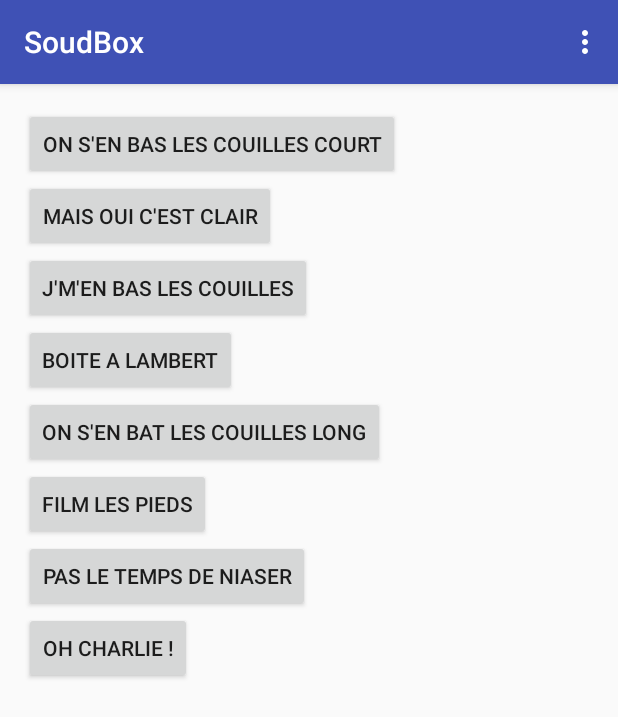
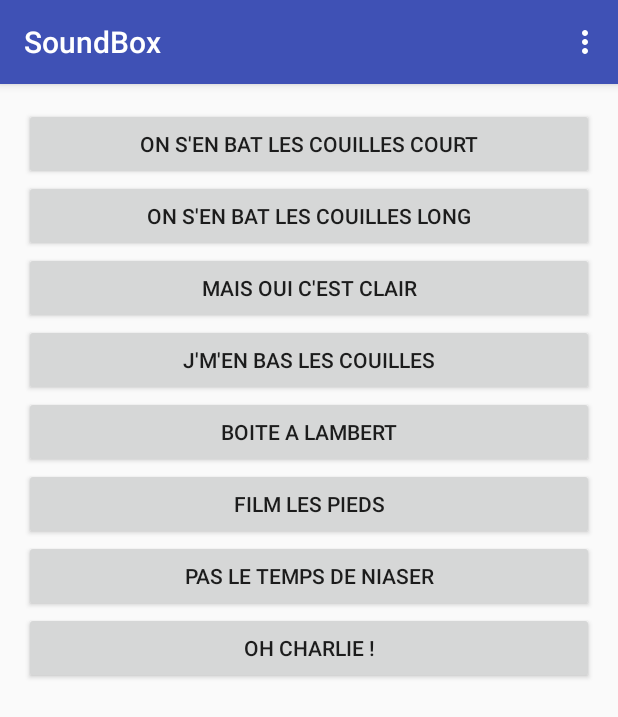
Before and after one commit to MatthieuCotton/SoundBox, an Android app: the screen it shows after launch (MainActivity), on a phone screen of 412 x 824 dp. Shown: the top 717 px of the screen. Run offline under Robolectric (Android 15) with nearby library versions, the phone set to English and light mode, and no system bars.

Commit message:
mise en forme

```diff
--- a/app/src/main/res/layout/content_main.xml
+++ b/app/src/main/res/layout/content_main.xml
@@ -14,7 +14,8 @@
 
     <ScrollView
         android:layout_width="match_parent"
-        android:layout_height="match_parent">
+        android:layout_height="match_parent"
+        android:id="@+id/scrollView">
 
         <LinearLayout
             android:layout_width="match_parent"
@@ -22,49 +23,49 @@
             android:orientation="vertical">
 
             <Button
-                android:layout_width="wrap_content"
+                android:layout_width="match_parent"
                 android:layout_height="wrap_content"
-                android:text="On s&apos;en bas les couilles court"
+                android:text="On s&apos;en bat les couilles court"
                 android:id="@+id/onSenBatLesCouillesCourt" />
 
             <Button
-                android:layout_width="wrap_content"
+                android:layout_width="match_parent"
+                android:layout_height="wrap_content"
+                android:text="On s&apos;en bat les couilles long"
+                android:id="@+id/onSenBatLesCouillesLong" />
+
+            <Button
+                android:layout_width="match_parent"
                 android:layout_height="wrap_content"
                 android:text="Mais oui c&apos;est clair"
                 android:id="@+id/Malou" />
 
             <Button
-                android:layout_width="wrap_content"
+                android:layout_width="match_parent"
                 android:layout_height="wrap_content"
                 android:text="J&apos;m&apos;en bas les couilles"
                 android:id="@+id/Makelele" />
 
             <Button
-                android:layout_width="wrap_content"
+                android:layout_width="match_parent"
                 android:layout_height="wrap_content"
                 android:text="Boite a lambert"
                 android:id="@+id/lambert" />
 
             <Button
-                android:layout_width="wrap_content"
-                android:layout_height="wrap_content"
-                android:text="On s&apos;en bat les couilles long"
-                android:id="@+id/onSenBatLesCouillesLong" />
-
-            <Button
-                android:layout_width="wrap_content"
+                android:layout_width="match_parent"
                 android:layout_height="wrap_content"
                 android:text="film les pieds"
                 android:id="@+id/filmLesPieds" />
 
             <Button
-                android:layout_width="wrap_content"
+                android:layout_width="match_parent"
                 android:layout_height="wrap_content"
                 android:text="Pas le temps de niaser"
                 android:id="@+id/pasltps" />
 
             <Button
-                android:layout_width="wrap_content"
+                android:layout_width="match_parent"
                 android:layout_height="wrap_content"
                 android:text="Oh Charlie !"
                 android:id="@+id/charlie" />
--- a/app/src/main/res/values/strings.xml
+++ b/app/src/main/res/values/strings.xml
@@ -1,4 +1,4 @@
 <resources>
-    <string name="app_name">SoudBox</string>
+    <string name="app_name">SoundBox</string>
     <string name="action_settings">Settings</string>
 </resources>
```
